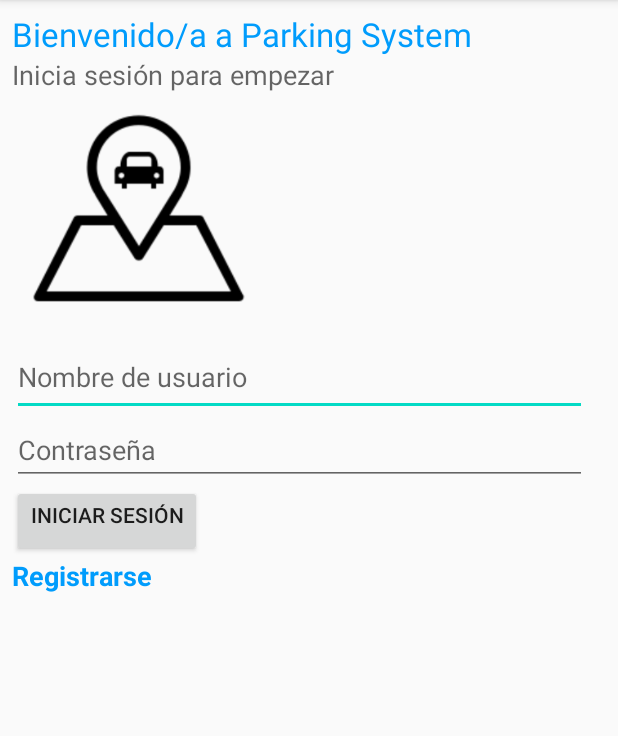
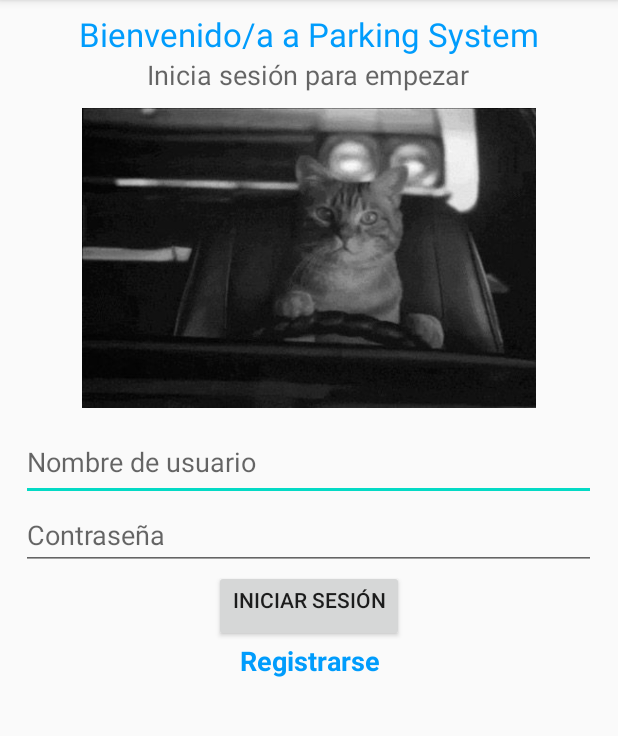
Before and after one commit to angelsimon/PAII-TP3, an Android app: the screen it shows after launch (MainActivity), on a phone screen of 412 x 824 dp, the part 84-820 px from its top. Run offline under Robolectric (Android 15) with nearby library versions, the phone set to English and light mode, and no system bars.

Commit message:
Cambios de look

```diff
--- a/app/src/main/res/layout/activity_main.xml
+++ b/app/src/main/res/layout/activity_main.xml
@@ -4,6 +4,7 @@
     xmlns:tools="http://schemas.android.com/tools"
     android:layout_width="match_parent"
     android:layout_height="match_parent"
+    android:layout_centerVertical="false"
     tools:context=".MainActivity">
 
     <ScrollView
@@ -22,6 +23,7 @@
         <LinearLayout
             android:layout_width="match_parent"
             android:layout_height="wrap_content"
+            android:gravity="center_horizontal"
             android:orientation="vertical">
 
             <TextView
@@ -41,11 +43,13 @@
 
             <ImageView
                 android:id="@+id/imgLogo"
-                android:layout_width="169dp"
-                android:layout_height="163dp"
+                android:layout_width="match_parent"
+                android:layout_height="200dp"
+                android:layout_marginTop="10dp"
+                android:layout_marginBottom="10dp"
                 android:visibility="visible"
-                app:srcCompat="@drawable/car_parking_1"
-                tools:srcCompat="@drawable/car_parking_1"
+                app:srcCompat="@drawable/cat2"
+                tools:srcCompat="@drawable/cat2"
                 tools:visibility="visible" />
 
             <EditText
@@ -78,6 +82,7 @@
                 android:id="@+id/lnkRegistro"
                 android:layout_width="match_parent"
                 android:layout_height="wrap_content"
+                android:gravity="center_horizontal"
                 android:onClick="btnRegistrarse_Click"
                 android:text="Registrarse"
                 android:textAppearance="@style/TextAppearance.AppCompat.Medium"
--- a/app/src/main/res/layout/activity_registrar.xml
+++ b/app/src/main/res/layout/activity_registrar.xml
@@ -27,10 +27,10 @@
 
                 <ImageView
                     android:id="@+id/imageView2"
-                    android:layout_width="wrap_content"
-                    android:layout_height="wrap_content"
+                    android:layout_width="92dp"
+                    android:layout_height="100dp"
                     android:layout_weight="1"
-                    app:srcCompat="@drawable/nuevo_usuario" />
+                    app:srcCompat="@drawable/cat_user" />
 
                 <TextView
                     android:id="@+id/lblMail_Nav"
```
Also changed, not shown: app/src/main/res/drawable/cat_user.png (added).
